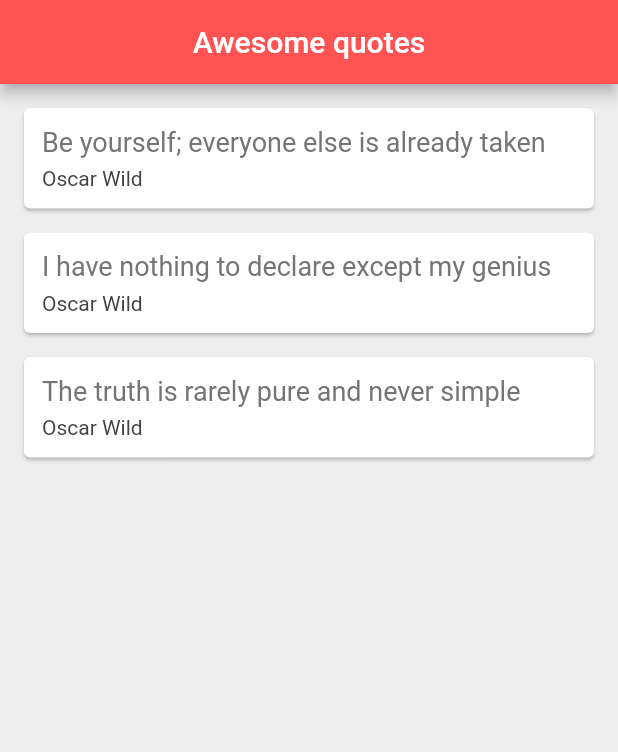
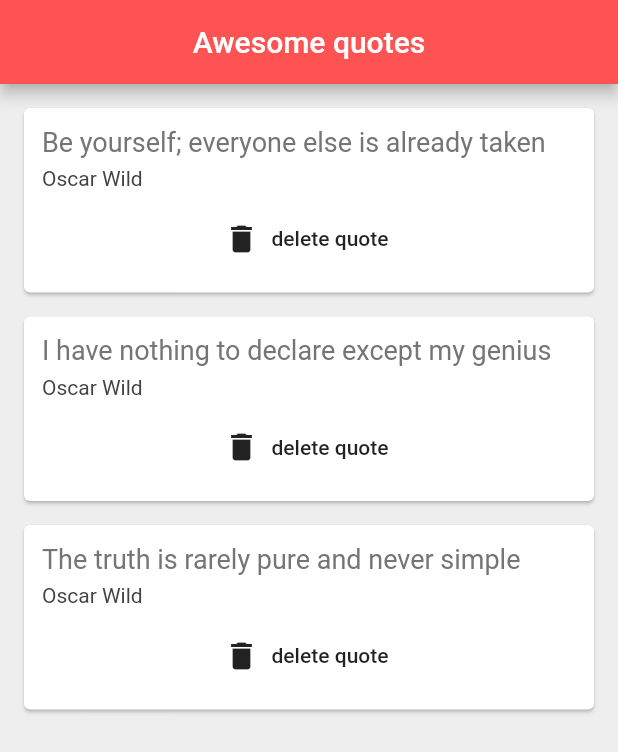
Before and after one commit to leonardosibela/list_app_flutter, a Flutter app: the screen it shows after launch, on a phone screen of 412 x 824 dp. Shown: the top 752 px of the screen. Run offline on Flutter 3.47's test engine with Material 2 defaults, Android fonts, the phone set to English and light mode, and no system bars.

Commit message:
Adding a delete button

```diff
--- a/lib/quote_card.dart
+++ b/lib/quote_card.dart
@@ -1,9 +1,9 @@
+import 'package:flutter/material.dart';
 import 'quote.dart';
-import 'package:flutter/material.dart';
 
 class QuoteCard extends StatelessWidget {
+  final Quote quote;
 
-  final Quote quote;
   QuoteCard({this.quote});
 
   @override
@@ -18,17 +18,18 @@ class QuoteCard extends StatelessWidget {
             Text(
               quote.text,
               style: TextStyle(
-                  fontSize: 18.0,
-                  color: Colors.grey[600]
-              ),
+                  fontSize: 18.0, color: Colors.grey[600]),
             ),
             SizedBox(height: 6.0),
             Text(
               quote.author,
-              style: TextStyle(
-                  fontSize: 14.0,
-                  color: Colors.grey[800]
-              ),
+              style: TextStyle(fontSize: 14.0, color: Colors.grey[800]),
+            ),
+            SizedBox(height: 8.0),
+            FlatButton.icon(
+              onPressed: () {},
+              label: Text('delete quote'),
+              icon: Icon(Icons.delete),
             )
           ],
         ),
```
